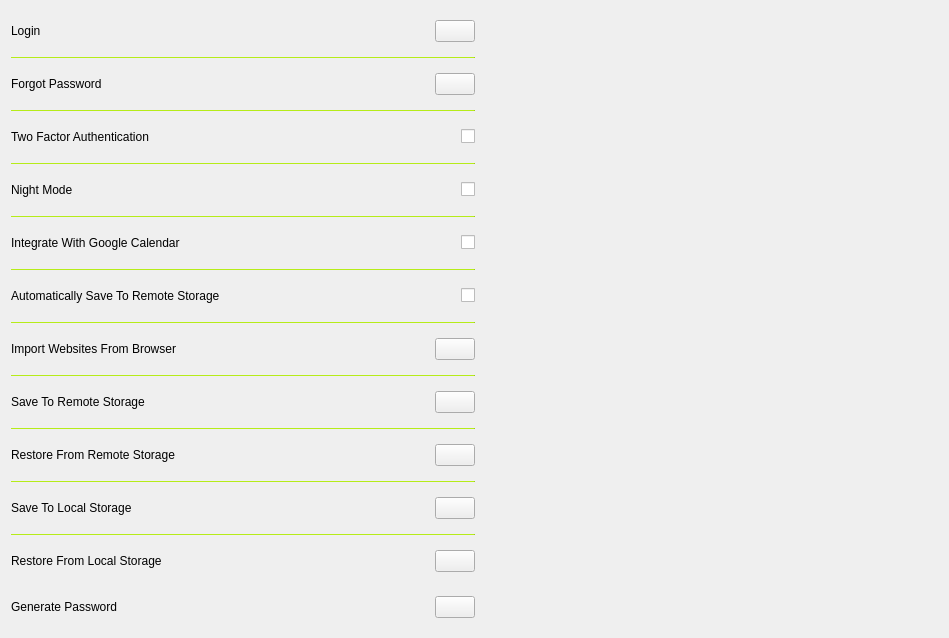
Qt form designs/xml/settings_tab.ui (daniel-deru/WorkMate-3.0) before a commit.
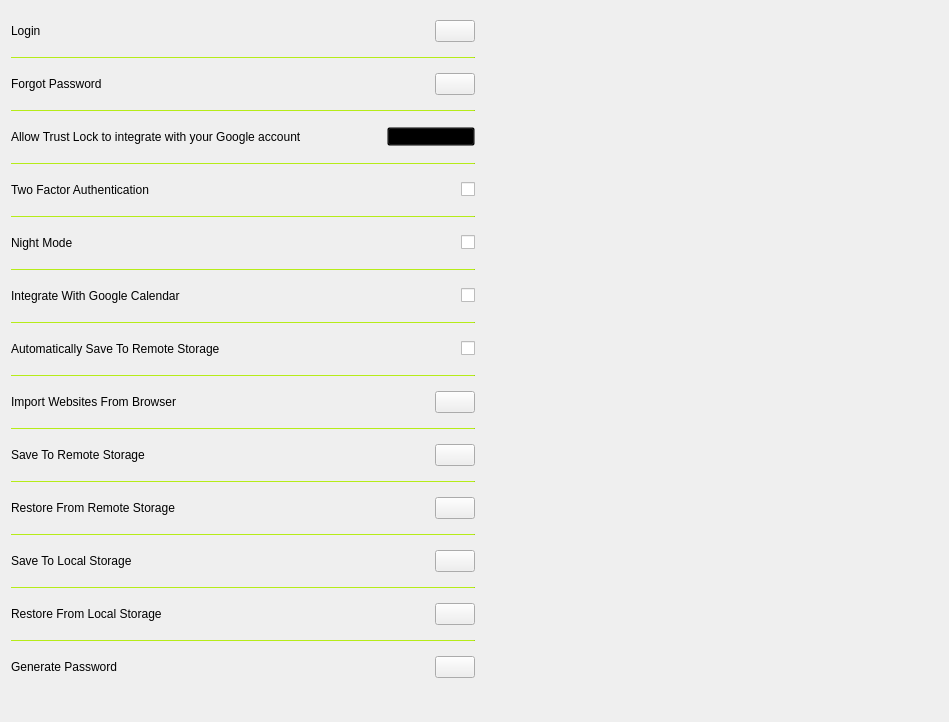
The same form after that commit. Icons and pictures are not drawn.

Commit message: added google button as per google request

What changed in the file:
```diff
--- a/designs/xml/settings_tab.ui
+++ b/designs/xml/settings_tab.ui
@@ -7,7 +7,7 @@
     <x>0</x>
     <y>0</y>
     <width>949</width>
-    <height>612</height>
+    <height>722</height>
    </rect>
   </property>
   <property name="windowTitle">
@@ -122,6 +122,80 @@
        </item>
       </layout>
      </item>
+     <item>
+      <widget class="QFrame" name="frame_4">
+       <property name="maximumSize">
+        <size>
+         <width>16777215</width>
+         <height>1</height>
+        </size>
+       </property>
+       <property name="styleSheet">
+        <string notr="true">background: #9ecd16;</string>
+       </property>
+       <property name="frameShape">
+        <enum>QFrame::HLine</enum>
+       </property>
+       <property name="frameShadow">
+        <enum>QFrame::Sunken</enum>
+       </property>
+       <property name="lineWidth">
+        <number>1</number>
+       </property>
+      </widget>
+     </item>
+     <item>
+      <layout class="QHBoxLayout" name="horizontalLayout_13">
+       <item>
+        <widget class="QLabel" name="label">
+         <property name="sizePolicy">
+          <sizepolicy hsizetype="Expanding" vsizetype="Preferred">
+           <horstretch>0</horstretch>
+           <verstretch>0</verstretch>
+          </sizepolicy>
+         </property>
+         <property name="minimumSize">
+          <size>
+           <width>0</width>
+           <height>40</height>
+          </size>
+         </property>
+         <property name="text">
+          <string>Allow Trust Lock to integrate with your Google account</string>
+         </property>
+        </widget>
+       </item>
+       <item>
+        <widget class="QToolButton" name="btn_google">
+         <property name="maximumSize">
+          <size>
+           <width>16777215</width>
+           <height>16777215</height>
+          </size>
+         </property>
+         <property name="cursor">
+          <cursorShape>PointingHandCursor</cursorShape>
+         </property>
+         <property name="styleSheet">
+          <string notr="true">background: transparent;padding: 0px;</string>
+         </property>
+         <property name="text">
+          <string>Google Button</string>
+         </property>
+         <property name="icon">
+          <iconset>
+           <normaloff>../../../../assets/google_btn.png</normaloff>../../../../assets/google_btn.png</iconset>
+         </property>
+         <property name="iconSize">
+          <size>
+           <width>104</width>
+           <height>25</height>
+          </size>
+         </property>
+        </widget>
+       </item>
+      </layout>
+     </item>
      <item>
       <widget class="QFrame" name="frame">
        <property name="maximumSize">
@@ -641,6 +715,31 @@
        </item>
       </layout>
      </item>
+     <item>
+      <widget class="QFrame" name="frame_12">
+       <property name="minimumSize">
+        <size>
+         <width>0</width>
+         <height>1</height>
+        </size>
+       </property>
+       <property name="maximumSize">
+        <size>
+         <width>16777215</width>
+         <height>1</height>
+        </size>
+       </property>
+       <property name="styleSheet">
+        <string notr="true">background: #9ecd16;</string>
+       </property>
+       <property name="frameShape">
+        <enum>QFrame::HLine</enum>
+       </property>
+       <property name="frameShadow">
+        <enum>QFrame::Sunken</enum>
+       </property>
+      </widget>
+     </item>
      <item>
       <layout class="QHBoxLayout" name="horizontalLayout_12">
        <item>
```
The commit also changes 7 other files.
